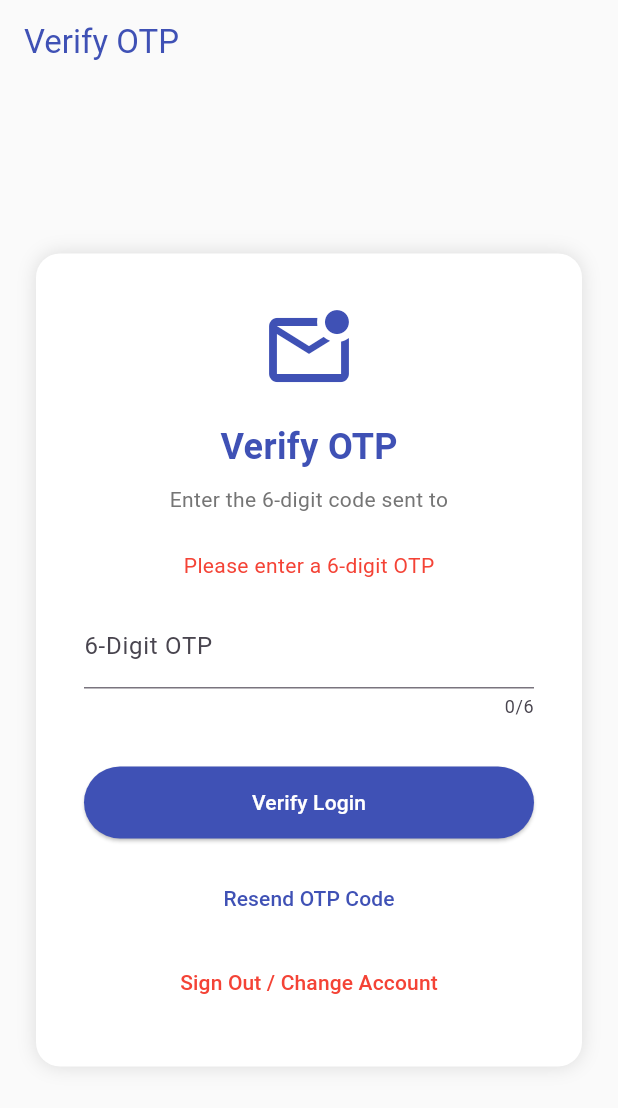
After one commit to Habtamuwale/calander, a Flutter app: the screen it shows once a user with an empty profile is signed in, after a tap on "Verify Login", on a phone screen of 412 x 824 dp. The commit adds this screen. Shown: the top 1108 px of the screen. Run offline on Flutter 3.47's test engine with Material 3 defaults, Android fonts, the light colour scheme and no system bars; our stand-ins replace audioplayers, firebase_auth, firebase_core, flutter_local_notifications, google_sign_in, shared_preferences and 2 more; missing offline and left inert: googleapis; accounts and stored records are empty; network calls fail.

Commit message:
feat: add OTP login flow, notification sound, reminder scheduling

```diff
--- a/frontend_flutter/lib/main.dart
+++ b/frontend_flutter/lib/main.dart
@@ -1,14 +1,18 @@
 import 'package:flutter/material.dart';
+import 'package:firebase_auth/firebase_auth.dart';
 import 'package:firebase_core/firebase_core.dart';
 import 'screens/login_screen.dart';
 import 'screens/dashboard_screen.dart';
+import 'screens/otp_verification_screen.dart';
 import 'services/auth_service.dart';
 import 'firebase_options.dart'; // Import the generated config
 import 'package:timezone/data/latest.dart' as tz;
+import 'services/notification_service.dart';
 
 void main() async {
   WidgetsFlutterBinding.ensureInitialized();
   tz.initializeTimeZones();
+  await NotificationService().initialize();
 
   bool isFirebaseInitialized = false;
   String initError = "";
@@ -53,19 +57,29 @@ class MyApp extends StatelessWidget {
       ),
       home: !isInitialized
         ? InitializationErrorPage(error: initError)
-        : StreamBuilder(
-            stream: _auth.user,
-            builder: (context, snapshot) {
-              if (snapshot.connectionState == ConnectionState.active) {
+        : ListenableBuilder(
+            listenable: _auth,
+            builder: (context, _) => StreamBuilder<User?>(
+              stream: _auth.user,
+              builder: (context, snapshot) {
+                // Determine the correct screen based on auth state
+                if (snapshot.connectionState == ConnectionState.waiting) {
+                  return LoadingPage();
+                }
+
                 final user = snapshot.data;
                 if (user == null) {
+                  // Not logged in -> Show Login
                   return LoginScreen();
+                } else if (_auth.isOtpVerified) {
+                  // Logged in AND OTP Verified -> Show Dashboard
+                  return DashboardScreen();
                 } else {
-                  return DashboardScreen();
+                  // Logged in but NOT OTP Verified -> Show OTP Screen
+                  return OtpVerificationScreen(email: user.email ?? '');
                 }
-              }
-              return LoadingPage();
-            },
+              },
+            ),
           ),
     );
   }
--- a/frontend_flutter/lib/screens/login_screen.dart
+++ b/frontend_flutter/lib/screens/login_screen.dart
@@ -2,6 +2,7 @@ import 'package:flutter/material.dart';
 import '../services/auth_service.dart';
 import 'signup_screen.dart';
 import 'dashboard_screen.dart';
+import 'forgot_password_screen.dart';
 
 class LoginScreen extends StatefulWidget {
   @override
@@ -23,14 +24,15 @@ class _LoginScreenState extends State<LoginScreen> {
 
     try {
       await _auth.signIn(_emailController.text, _passwordController.text);
-      Navigator.pushReplacement(
-        context,
-        MaterialPageRoute(builder: (context) => DashboardScreen()),
-      );
+      // On success, we don't reset _isLoading to avoid flickering the form
+      // before the StreamBuilder switches to the OTP screen.
     } catch (e) {
-      setState(() => _error = e.toString());
-    } finally {
-      setState(() => _isLoading = false);
+      if (mounted) {
+        setState(() {
+          _error = e.toString();
+          _isLoading = false;
+        });
+      }
     }
   }
 
@@ -76,7 +78,17 @@ class _LoginScreenState extends State<LoginScreen> {
                   decoration: InputDecoration(labelText: 'Password'),
                   obscureText: true,
                 ),
-                SizedBox(height: 32),
+                Align(
+                  alignment: Alignment.centerRight,
+                  child: TextButton(
+                    onPressed: () => Navigator.push(
+                      context,
+                      MaterialPageRoute(builder: (context) => ForgotPasswordScreen())
+                    ),
+                    child: Text("Forgot Password?", style: TextStyle(color: Colors.indigo)),
+                  ),
+                ),
+                SizedBox(height: 16),
                 _isLoading
                     ? CircularProgressIndicator()
                     : ElevatedButton(
@@ -88,18 +100,8 @@ class _LoginScreenState extends State<LoginScreen> {
                         onPressed: _login,
                         child: Text("Login"),
                       ),
-                SizedBox(height: 12),
-                OutlinedButton(
-                  style: OutlinedButton.styleFrom(
-                    minimumSize: Size(double.infinity, 48),
-                    side: BorderSide(color: Colors.indigo),
-                  ),
-                  onPressed: () => Navigator.pushReplacement(
-                    context,
-                    MaterialPageRoute(builder: (context) => DashboardScreen())
-                  ),
-                  child: Text("Try Demo Mode (Bypass Auth)", style: TextStyle(color: Colors.indigo)),
-                ),
+
+
                 TextButton(
                   onPressed: () => Navigator.push(context, MaterialPageRoute(builder: (context) => SignupScreen())),
                   child: Text("Need an account? Sign Up"),
--- /dev/null
+++ b/frontend_flutter/lib/screens/otp_verification_screen.dart
@@ -0,0 +1,172 @@
+import 'package:flutter/material.dart';
+import 'package:firebase_auth/firebase_auth.dart';
+import '../services/auth_service.dart';
+
+class OtpVerificationScreen extends StatefulWidget {
+  final String email;
+  const OtpVerificationScreen({Key? key, required this.email}) : super(key: key);
+
+  @override
+  _OtpVerificationScreenState createState() => _OtpVerificationScreenState();
+}
+
+class _OtpVerificationScreenState extends State<OtpVerificationScreen> {
+  final _otpController = TextEditingController();
+  final _passwordController = TextEditingController();
+  final _auth = AuthService();
+  bool _isLoading = false;
+  bool _isVerified = false;
+  String _error = '';
+  String _message = '';
+
+  @override
+  void initState() {
+    super.initState();
+    // Automatically trigger OTP if we just landed here (e.g. app restart)
+    // and haven't sent one for this email yet.
+    WidgetsBinding.instance.addPostFrameCallback((_) {
+      if (_auth.lastOtpEmail != widget.email) {
+        _resendOtp(silent: true);
+      }
+    });
+  }
+
+  void _resendOtp({bool silent = false}) async {
+    if (!silent) setState(() { _isLoading = true; _error = ''; _message = ''; });
+    try {
+      final msg = await _auth.requestOTP(widget.email);
+      if (!silent) setState(() => _message = msg);
+    } catch (e) {
+      if (!silent) setState(() => _error = e.toString());
+    } finally {
+      if (!silent) setState(() => _isLoading = false);
+    }
+  }
+
+  void _verifyOtp() async {
+    if (_otpController.text.length != 6) {
+      setState(() => _error = 'Please enter a 6-digit OTP');
+      return;
+    }
+
+    setState(() { _isLoading = true; _error = ''; });
+
+    try {
+      await _auth.verifyOTP(widget.email, _otpController.text);
+
+      // If the user is already authenticated in Firebase (Login flow),
+      // just mark OTP as verified to let the main.dart StreamBuilder show the dashboard.
+      if (FirebaseAuth.instance.currentUser != null) {
+        _auth.setOtpVerified(true);
+        // We don't need to navigate, StreamBuilder will rebuild
+      } else {
+        setState(() {
+          _isVerified = true;
+          _message = 'OTP Verified! Now enter your new password.';
+        });
+      }
+    } catch (e) {
+      setState(() => _error = e.toString());
+    } finally {
+      setState(() => _isLoading = false);
+    }
+  }
+
+  void _resetPassword() async {
+    if (_passwordController.text.length < 6) {
+      setState(() => _error = 'Password must be at least 6 characters');
+      return;
+    }
+
+    setState(() { _isLoading = true; _error = ''; });
+
+    try {
+      final msg = await _auth.resetPasswordWithOTP(widget.email, _passwordController.text);
+      ScaffoldMessenger.of(context).showSnackBar(SnackBar(content: Text(msg)));
+      Navigator.of(context).popUntil((route) => route.isFirst);
+    } catch (e) {
+      setState(() => _error = e.toString());
+    } finally {
+      setState(() => _isLoading = false);
+    }
+  }
+
+  @override
+  Widget build(BuildContext context) {
+    return Scaffold(
+      appBar: AppBar(title: Text("Verify OTP"), backgroundColor: Colors.transparent, elevation: 0, foregroundColor: Colors.indigo),
+      body: Center(
+        child: SingleChildScrollView(
+          padding: EdgeInsets.all(24),
+          child: Container(
+            constraints: BoxConstraints(maxWidth: 400),
+            padding: EdgeInsets.all(32),
+            decoration: BoxDecoration(color: Colors.white, borderRadius: BorderRadius.circular(16), boxShadow: [BoxShadow(color: Colors.black12, blurRadius: 10)]),
+            child: Column(
+              mainAxisSize: MainAxisSize.min,
+              children: [
+                Icon(_isVerified ? Icons.lock_open : Icons.mark_email_unread_outlined, size: 64, color: Colors.indigo),
+                SizedBox(height: 16),
+                Text(_isVerified ? "New Password" : "Verify OTP", style: TextStyle(fontSize: 24, fontWeight: FontWeight.bold, color: Colors.indigo)),
+                SizedBox(height: 8),
+                Text(
+                  _isVerified ? "Set a strong password for your account." : "Enter the 6-digit code sent to ${widget.email}",
+                  textAlign: TextAlign.center,
+                  style: TextStyle(color: Colors.grey[600]),
+                ),
+                SizedBox(height: 24),
+                if (_error.isNotEmpty) Text(_error, style: TextStyle(color: Colors.red)),
+                if (_message.isNotEmpty) Text(_message, style: TextStyle(color: Colors.green)),
+                SizedBox(height: 16),
+                if (!_isVerified && FirebaseAuth.instance.currentUser == null)
+                  TextField(
+                    controller: _otpController,
+                    decoration: InputDecoration(labelText: '6-Digit OTP'),
+                    keyboardType: TextInputType.number,
+                    maxLength: 6,
+                  )
+                else if (FirebaseAuth.instance.currentUser != null)
+                   TextField(
+                    controller: _otpController,
+                    decoration: InputDecoration(labelText: '6-Digit OTP'),
+                    keyboardType: TextInputType.number,
+                    maxLength: 6,
+                  )
+                else
+                  TextField(
+                    controller: _passwordController,
+                    decoration: InputDecoration(labelText: 'New Password', prefixIcon: Icon(Icons.lock_outline)),
+                    obscureText: true,
+                  ),
+                SizedBox(height: 32),
+                _isLoading
+                    ? CircularProgressIndicator()
+                    : ElevatedButton(
+                        style: ElevatedButton.styleFrom(minimumSize: Size(double.infinity, 48), backgroundColor: Colors.indigo, foregroundColor: Colors.white),
+                        onPressed: (FirebaseAuth.instance.currentUser != null) ? _verifyOtp : (_isVerified ? _resetPassword : _verifyOtp),
+                    child: Text((FirebaseAuth.instance.currentUser != null) ? "Verify Login" : (_isVerified ? "Update Password" : "Verify Code")),
+                      ),
+                if (!_isVerified) ...[
+                  SizedBox(height: 16),
+                  TextButton(
+                    onPressed: _isLoading ? null : () => _resendOtp(),
+                    child: Text("Resend OTP Code", style: TextStyle(color: Colors.indigo)),
+                  ),
+                ],
+                if (FirebaseAuth.instance.currentUser != null) ...[
+                  SizedBox(height: 8),
+                  TextButton(
+                    onPressed: () async {
+                      await _auth.signOut();
+                    },
+                    child: Text("Sign Out / Change Account", style: TextStyle(color: Colors.red)),
+                  ),
+                ],
+              ],
+            ),
+          ),
+        ),
+      ),
+    );
+  }
+}
--- a/frontend_flutter/lib/services/auth_service.dart
+++ b/frontend_flutter/lib/services/auth_service.dart
@@ -1,16 +1,37 @@
+import 'package:flutter/material.dart';
 import 'package:firebase_auth/firebase_auth.dart';
+import 'dart:convert';
+import 'package:http/http.dart' as http;
 
-class AuthService {
+class AuthService extends ChangeNotifier {
+  static final AuthService _instance = AuthService._internal();
+  factory AuthService() => _instance;
+  AuthService._internal();
+
   final FirebaseAuth _auth = FirebaseAuth.instance;
+  bool _isOtpVerified = false;
+  String? _lastOtpEmail;
+
+  bool get isOtpVerified => _isOtpVerified;
+  String? get lastOtpEmail => _lastOtpEmail;
+  void setOtpVerified(bool value) {
+    if (_isOtpVerified == value) return;
+    _isOtpVerified = value;
+    notifyListeners();
+  }
 
   Stream<User?> get user => _auth.authStateChanges();
 
   Future<UserCredential?> signUp(String email, String password) async {
     try {
-      return await _auth.createUserWithEmailAndPassword(
+      final cred = await _auth.createUserWithEmailAndPassword(
         email: email,
         password: password
       );
+      // We don't await the OTP request here to allow immediate UI transition.
+      // The secondary trigger in OtpVerificationScreen.initState will catch it.
+      requestOTP(email).catchError((e) => print("Background OTP Error: $e"));
+      return cred;
     } catch (e) {
       print("Signup Error: $e");
       rethrow;
@@ -19,10 +40,13 @@ class AuthService {
 
   Future<UserCredential?> signIn(String email, String password) async {
     try {
-      return await _auth.signInWithEmailAndPassword(
+      final cred = await _auth.signInWithEmailAndPassword(
         email: email,
         password: password
       );
+      // Trigger OTP request in background and return immediately
+      requestOTP(email).catchError((e) => print("Background OTP Error: $e"));
+      return cred;
     } catch (e) {
       print("Signin Error: $e");
       rethrow;
@@ -31,9 +55,70 @@ class AuthService {
 
   Future<void> signOut() async {
     await _auth.signOut();
+    setOtpVerified(false);
   }
 
   Future<String?> getToken() async {
     return await _auth.currentUser?.getIdToken();
   }
+
+  Future<String> sendPasswordResetEmail(String email) async {
+    try {
+      final response = await http.post(
+        Uri.parse('http://localhost:5000/api/auth/forgot-password'),
+        headers: {'Content-Type': 'application/json'},
+        body: jsonEncode({'email': email}),
+      );
+
+      final data = jsonDecode(response.body);
+      if (response.statusCode == 200) {
+        return data['message'] ?? 'Check your email for a reset link.';
+      } else {
+        throw data['error'] ?? 'Failed to send reset email';
+      }
+    } catch (e) {
+      print("Password Reset Error: $e");
+      rethrow;
+    }
+  }
+
+  Future<String> requestOTP(String email) async {
+    try {
+      final response = await http.post(
+        Uri.parse('http://localhost:5000/api/auth/request-otp'),
+        headers: {'Content-Type': 'application/json'},
+        body: jsonEncode({'email': email}),
+      );
+      final data = jsonDecode(response.body);
+      if (response.statusCode == 200) {
+        _lastOtpEmail = email;
+        return data['message'];
+      }
+      throw data['error'] ?? 'Failed to request OTP';
+    } catch (e) {
+      rethrow;
+    }
+  }
+
+  Future<bool> verifyOTP(String email, String otp) async {
+    final response = await http.post(
+      Uri.parse('http://localhost:5000/api/auth/verify-otp'),
+      headers: {'Content-Type': 'application/json'},
+      body: jsonEncode({'email': email, 'otp': otp}),
+    );
+    final data = jsonDecode(response.body);
+    if (response.statusCode == 200) return true;
+    throw data['error'] ?? 'Invalid OTP';
+  }
+
+  Future<String> resetPasswordWithOTP(String email, String newPassword) async {
+    final response = await http.post(
+      Uri.parse('http://localhost:5000/api/auth/reset-password-otp'),
+      headers: {'Content-Type': 'application/json'},
+      body: jsonEncode({'email': email, 'newPassword': newPassword}),
+    );
+    final data = jsonDecode(response.body);
+    if (response.statusCode == 200) return data['message'];
+    throw data['error'] ?? 'Reset failed';
+  }
 }
```
Also changed, not shown: frontend_flutter/lib/models/event_model.dart (+13 -0 lines), frontend_flutter/lib/screens/forgot_password_screen.dart (added, +134 -0 lines), frontend_flutter/lib/screens/signup_screen.dart (+7 -7 lines), frontend_flutter/lib/services/notification_service.dart (+85 -6 lines), frontend_flutter/lib/widgets/calendar_widget.dart (+24 -5 lines), frontend_flutter/lib/widgets/event_list_widget.dart (+14 -4 lines), frontend_flutter/pubspec.yaml (+7 -0 lines), frontend_flutter/pubspec.lock, 11 other files.
